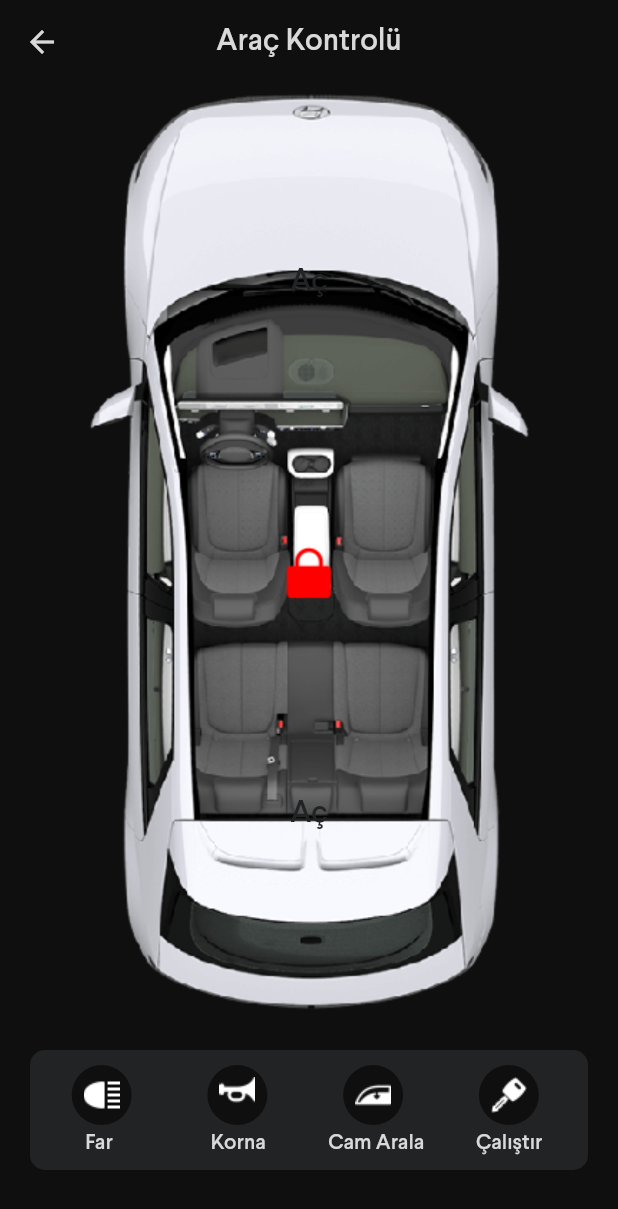
After one commit to atahanhalici/electrical_car_app, a Flutter app: the AracKontrolPage screen opened directly, after a tap on "Aç", on a phone screen of 412 x 824 dp. The commit adds this screen. Shown: the top 1209 px of the screen. Run offline on Flutter 3.47's test engine with Material 2 defaults, Android fonts, the phone set to English and light mode, and no system bars; drawn by our look-alikes of avatar_glow; our stand-ins replace fl_chart, flutter_credit_card, flutter_svg, google_maps_flutter; missing offline and left inert: flutter_polyline_points; project files that could hold a hidden picture were left out.

Commit message:
kontrol page

```diff
--- /dev/null
+++ b/lib/pages/arackontrol_page.dart
@@ -0,0 +1,461 @@
+import 'package:avatar_glow/avatar_glow.dart';
+import 'package:electrical_car_app/constants.dart';
+import 'package:flutter/material.dart';
+
+class AracKontrolPage extends StatefulWidget {
+  const AracKontrolPage({Key? key}) : super(key: key);
+
+  @override
+  State<AracKontrolPage> createState() => _AracKontrolPageState();
+}
+
+class _AracKontrolPageState extends State<AracKontrolPage> {
+  bool far = false;
+  bool korna = false;
+  bool calistir = false;
+  bool camArala = false;
+  bool kilit = true;
+  bool kilityukle = false;
+  bool bagaj = false;
+  bool bagajyukle = false;
+  bool kaput = false;
+  bool kaputyukle = false;
+  bool cam = false;
+  bool faryukle = false;
+  bool calistiryukle = false;
+
+  @override
+  Widget build(BuildContext context) {
+    Size size = MediaQuery.of(context).size;
+    return Scaffold(
+        backgroundColor: kBackgroundColor,
+        extendBodyBehindAppBar: true,
+        appBar: AppBar(
+          backgroundColor: Colors.transparent,
+          elevation: 0,
+          title: const Text(
+            "Araç Kontrolü",
+            style: TextStyle(
+              color: kTextColor,
+              fontSize: 20,
+              fontFamily: "Larsseit",
+            ),
+          ),
+          centerTitle: true,
+          iconTheme: const IconThemeData(color: kTextColor),
+        ),
+
+        // drawer: Drawer(),
+        body: SafeArea(
+            child: SingleChildScrollView(
+                child: Padding(
+                    padding:
+                        const EdgeInsets.symmetric(horizontal: kDefaultPadding),
+                    child: Column(
+                        mainAxisAlignment: MainAxisAlignment.center,
+                        crossAxisAlignment: CrossAxisAlignment.center,
+                        children: [
+                          Stack(
+                            children: [
+                              SizedBox(
+                                height: size.height - 200,
+                                width: size.width - 2 * kDefaultPadding,
+                                child: Image.asset(
+                                  "assets/aracust.png",
+                                  fit: BoxFit.contain,
+                                ),
+                              ),
+                              Positioned(
+                                top: size.height / 2 - 310,
+                                left: size.width / 2 - 50,
+                                child: AvatarGlow(
+                                  endRadius: 30,
+                                  animate: kaputyukle,
+                                  duration: const Duration(milliseconds: 2000),
+                                  glowColor:
+                                      const Color.fromARGB(255, 51, 107, 252),
+                                  repeat: true,
+                                  repeatPauseDuration:
+                                      const Duration(milliseconds: 100),
+                                  showTwoGlows: true,
+                                  child: GestureDetector(
+                                    onTap: () {
+                                      kaputYukleme();
+                                    },
+                                    child: Text(
+                                      kaput == false ? "Aç" : "Kapat",
+                                      style: const TextStyle(
+                                        color: kPrimaryColor,
+                                        fontSize: 20,
+                                        fontFamily: "Larsseit",
+                                      ),
+                                    ),
+                                  ),
+                                ),
+                              ),
+                              Positioned(
+                                top: size.height / 3 + 22,
+                                left: size.width / 2 - 50,
+                                child: AvatarGlow(
+                                  endRadius: 30,
+                                  animate: kilityukle,
+                                  duration: const Duration(milliseconds: 2000),
+                                  glowColor:
+                                      const Color.fromARGB(255, 51, 107, 252),
+                                  repeat: true,
+                                  repeatPauseDuration:
+                                      const Duration(milliseconds: 100),
+                                  showTwoGlows: true,
+                                  child: GestureDetector(
+                                    onTap: () {
+                                      kilitYukleme();
+                                    },
+                                    child: Image.asset(
+                                      kilit == true
+                                          ? "assets/icons/kilit.png"
+                                          : "assets/icons/kilitacik.png",
+                                      fit: BoxFit.contain,
+                                    ),
+                                  ),
+                                ),
+                              ),
+                              Positioned(
+                                top: size.height / 2 + 45,
+                                left: size.width / 2 - 50,
+                                child: AvatarGlow(
+                                  endRadius: 30,
+                                  animate: bagajyukle,
+                                  duration: const Duration(milliseconds: 2000),
+                                  glowColor:
+                                      const Color.fromARGB(255, 51, 107, 252),
+                                  repeat: true,
+                                  repeatPauseDuration:
+                                      const Duration(milliseconds: 100),
+                                  showTwoGlows: true,
+                                  child: GestureDetector(
+                                    onTap: () {
+                                      bagajYukleme();
+                                    },
+                                    child: Text(
+                                      bagaj == false ? "Aç" : "Kapat",
+                                      style: const TextStyle(
+                                        color: kPrimaryColor,
+                                        fontSize: 20,
+                                        fontFamily: "Larsseit",
+                                      ),
+                                    ),
+                                  ),
+                                ),
+                              ),
+                            ],
+                          ),
+                          const SizedBox(
+                            height: kDefaultPadding,
+                          ),
+                          Icons(),
+                          const SizedBox(
+                            height: kDefaultPadding,
+                          ),
+                        ])))));
+  }
+
+  // ignore: non_constant_identifier_names
+  Widget Icons() {
+    return Container(
+      decoration: BoxDecoration(
+          borderRadius: BorderRadius.circular(10), color: kPrimaryColor),
+      height: 80,
+      padding: const EdgeInsets.only(left: 10),
+      child: Row(
+        mainAxisAlignment: MainAxisAlignment.spaceAround,
+        children: [
+          GestureDetector(
+            onTap: () {
+              faryak();
+            },
+            child: Stack(
+              children: [
+                Positioned(
+                  top: 0,
+                  child: AvatarGlow(
+                    endRadius: 30,
+                    animate: faryukle,
+                    duration: const Duration(milliseconds: 2000),
+                    glowColor: const Color.fromARGB(255, 51, 107, 252),
+                    repeat: true,
+                    repeatPauseDuration: const Duration(milliseconds: 100),
+                    showTwoGlows: true,
+                    child: CircleAvatar(
+                      backgroundColor: far == false
+                          ? kBackgroundColor
+                          : const Color.fromARGB(255, 51, 107, 252),
+                      child: Image.asset(
+                        "assets/icons/headlight.png",
+                        fit: BoxFit.contain,
+                      ),
+                    ),
+                  ),
+                ),
+                const SizedBox(height: 80, width: 75),
+                const Positioned(
+                  bottom: 11,
+                  left: 19,
+                  child: Text(
+                    "Far",
+                    style: TextStyle(
+                      color: kTextColor,
+                      fontSize: 14,
+                      fontFamily: "Larsseit",
+                    ),
+                  ),
+                ),
+              ],
+            ),
+          ),
+          GestureDetector(
+            onTap: () {
+              kornacal();
+            },
+            child: Stack(
+              children: [
+                Positioned(
+                  top: 0,
+                  child: AvatarGlow(
+                    endRadius: 30,
+                    animate: korna,
+                    duration: const Duration(milliseconds: 2000),
+                    glowColor: const Color.fromARGB(255, 51, 107, 252),
+                    repeat: true,
+                    repeatPauseDuration: const Duration(milliseconds: 100),
+                    showTwoGlows: true,
+                    child: CircleAvatar(
+                      backgroundColor: kBackgroundColor,
+                      child: Image.asset(
+                        "assets/icons/horn.png",
+                        fit: BoxFit.contain,
+                      ),
+                    ),
+                  ),
+                ),
+                const SizedBox(height: 80, width: 75),
+                const Positioned(
+                  bottom: 11,
+                  left: 12,
+                  child: Text(
+                    "Korna",
+                    style: TextStyle(
+                      color: kTextColor,
+                      fontSize: 14,
+                      fontFamily: "Larsseit",
+                    ),
+                  ),
+                ),
+              ],
+            ),
+          ),
+          GestureDetector(
+            onTap: () {
+              camAralama();
+            },
+            child: Stack(
+              children: [
+                Positioned(
+                  top: 0,
+                  child: AvatarGlow(
+                    endRadius: 30,
+                    animate: camArala,
+                    duration: const Duration(milliseconds: 2000),
+                    glowColor: const Color.fromARGB(255, 51, 107, 252),
+                    repeat: true,
+                    repeatPauseDuration: const Duration(milliseconds: 100),
+                    showTwoGlows: true,
+                    child: CircleAvatar(
+                      backgroundColor: cam == false
+                          ? kBackgroundColor
+                          : const Color.fromARGB(255, 51, 107, 252),
+                      child: Image.asset(
+                        "assets/icons/window.png",
+                        fit: BoxFit.contain,
+                      ),
+                    ),
+                  ),
+                ),
+                const SizedBox(height: 80, width: 75),
+                const Positioned(
+                  bottom: 11,
+                  child: Text(
+                    "Cam Arala",
+                    style: TextStyle(
+                      color: kTextColor,
+                      fontSize: 14,
+                      fontFamily: "Larsseit",
+                    ),
+                  ),
+                ),
+              ],
+            ),
+          ),
+          GestureDetector(
+            onTap: () {
+              calistirma();
+            },
+            child: Stack(
+              children: [
+                Positioned(
+                  top: 0,
+                  child: AvatarGlow(
+                    endRadius: 30,
+                    animate: calistiryukle,
+                    duration: const Duration(milliseconds: 2000),
+                    glowColor: const Color.fromARGB(255, 51, 107, 252),
+                    repeat: true,
+                    repeatPauseDuration: const Duration(milliseconds: 100),
+                    showTwoGlows: true,
+                    child: CircleAvatar(
+                      backgroundColor: calistir == false
+                          ? kBackgroundColor
+                          : const Color.fromARGB(255, 51, 107, 252),
+                      child: Image.asset(
+                        "assets/icons/car-key.png",
+                        fit: BoxFit.contain,
+                      ),
+                    ),
+                  ),
+                ),
+                const SizedBox(height: 80, width: 75),
+                const Positioned(
+                  bottom: 11,
+                  left: 8,
+                  child: Text(
+                    "Çalıştır",
+                    style: TextStyle(
+                      color: kTextColor,
+                      fontSize: 14,
+                      fontFamily: "Larsseit",
+                    ),
+                  ),
+                ),
+              ],
+            ),
+          ),
+        ],
+      ),
+    );
+  }
+
+  kornacal() async {
+    korna = true;
+    setState(() {});
+    await Future.delayed(const Duration(seconds: 4));
+    korna = false;
+    setState(() {});
+  }
+
+  faryak() async {
+    if (far == false) {
+      faryukle = true;
+      setState(() {});
+      await Future.delayed(const Duration(seconds: 2));
+      far = true;
+      faryukle = false;
+      setState(() {});
+    } else {
+      faryukle = true;
+      setState(() {});
+      await Future.delayed(const Duration(seconds: 2));
+      far = false;
+      faryukle = false;
+      setState(() {});
+    }
+  }
+
+  camAralama() async {
+    if (cam == false) {
+      camArala = true;
+      setState(() {});
+      await Future.delayed(const Duration(seconds: 2));
+      cam = true;
+      camArala = false;
+      setState(() {});
+    } else {
+      camArala = true;
+      setState(() {});
+      await Future.delayed(const Duration(seconds: 2));
+      cam = false;
+      camArala = false;
+      setState(() {});
+    }
+  }
+
+  calistirma() async {
+    if (calistir == false) {
+      calistiryukle = true;
+      setState(() {});
+      await Future.delayed(const Duration(seconds: 2));
+      calistir = true;
+      calistiryukle = false;
+      setState(() {});
+    } else {
+      calistiryukle = true;
+      setState(() {});
+      await Future.delayed(const Duration(seconds: 2));
+      calistir = false;
+      calistiryukle = false;
+      setState(() {});
+    }
+  }
+
+  kaputYukleme() async {
+    if (kaput == false) {
+      kaputyukle = true;
+      setState(() {});
+      await Future.delayed(const Duration(seconds: 2));
+      kaput = true;
+      kaputyukle = false;
+      setState(() {});
+    } else {
+      kaputyukle = true;
+      setState(() {});
+      await Future.delayed(const Duration(seconds: 2));
+      kaput = false;
+      kaputyukle = false;
+      setState(() {});
+    }
+  }
+
+  bagajYukleme() async {
+    if (bagaj == false) {
+      bagajyukle = true;
+      setState(() {});
+      await Future.delayed(const Duration(seconds: 2));
+      bagaj = true;
+      bagajyukle = false;
+      setState(() {});
+    } else {
+      bagajyukle = true;
+      setState(() {});
+      await Future.delayed(const Duration(seconds: 2));
+      bagaj = false;
+      bagajyukle = false;
+      setState(() {});
+    }
+  }
+
+  kilitYukleme() async {
+    if (kilit == false) {
+      kilityukle = true;
+      setState(() {});
+      await Future.delayed(const Duration(seconds: 2));
+      kilit = true;
+      kilityukle = false;
+      setState(() {});
+    } else {
+      kilityukle = true;
+      setState(() {});
+      await Future.delayed(const Duration(seconds: 2));
+      kilit = false;
+      kilityukle = false;
+      setState(() {});
+    }
+  }
+}
--- a/lib/pages/homepage.dart
+++ b/lib/pages/homepage.dart
@@ -1,4 +1,5 @@
 import 'package:electrical_car_app/constants.dart';
+import 'package:electrical_car_app/pages/arackontrol_page.dart';
 import 'package:electrical_car_app/pages/charging_page.dart';
 import 'package:electrical_car_app/pages/teslamnerede_page.dart';
 import 'package:electrical_car_app/widgets/bottomnavi.dart';
@@ -243,7 +244,16 @@ class _HomePageState extends State<HomePage> with TickerProviderStateMixin {
                                       ),
                                       Column(
                                         children: [
-                                          Container(
+                                          GestureDetector(
+                                            onTap: () {
+                                              Navigator.push(
+                                                context,
+                                                MaterialPageRoute(
+                                                    builder: (context) =>
+                                                        const AracKontrolPage()),
+                                              );
+                                            },
+                                            child: Container(
                                               width: (size.width -
                                                       (3 * kDefaultPadding)) /
                                                   2,
@@ -269,7 +279,8 @@ class _HomePageState extends State<HomePage> with TickerProviderStateMixin {
                                                       style: TextStyle(
                                                           fontSize: 20,
                                                           color: kTextColor,
-                                                        fontFamily: "Larsseit",
+                                                          fontFamily:
+                                                              "Larsseit",
                                                           fontWeight:
                                                               FontWeight.bold),
                                                     ),
@@ -282,7 +293,8 @@ class _HomePageState extends State<HomePage> with TickerProviderStateMixin {
                                                       style: TextStyle(
                                                           fontSize: 13,
                                                           color: kTextColor2,
-                                                        fontFamily: "Larsseit",
+                                                          fontFamily:
+                                                              "Larsseit",
                                                           fontWeight:
                                                               FontWeight.bold),
                                                     ),
@@ -296,6 +308,7 @@ class _HomePageState extends State<HomePage> with TickerProviderStateMixin {
                                                         color: Colors.red,
                                                       )),
                                                 ],
+                                              ),
                                             ),
                                           ),
                                           const SizedBox(
--- a/lib/pages/sarjgecmisi_page.dart
+++ b/lib/pages/sarjgecmisi_page.dart
@@ -8,7 +8,7 @@ class SarjGecmisi extends StatelessWidget {
 
   @override
   Widget build(BuildContext context) {
-    Text text = Text("");
+    Text text = const Text("");
     return Scaffold(
         backgroundColor: kBackgroundColor,
         extendBodyBehindAppBar: true,
--- a/pubspec.yaml
+++ b/pubspec.yaml
@@ -40,6 +40,7 @@ dependencies:
   flutter_polyline_points: ^1.0.0
   fl_chart: ^0.62.0
   flutter_credit_card: ^3.0.7
+  avatar_glow: ^2.0.2
 
 dev_dependencies:
   flutter_test:
```
Also changed, not shown: assets/aracust.png (added), assets/icons/car-key.png (added), assets/icons/car-keymavi.png (added), assets/icons/headlight.png (added), assets/icons/headlightmavi.png (added), assets/icons/horn.png (added), assets/icons/hornmavi.png (added), assets/icons/kilit.png (added), assets/icons/kilitacik.png (added), assets/icons/window.png (added), assets/icons/windowmavi.png (added), pubspec.lock. Lines whose indentation alone changed are shown as unchanged.
